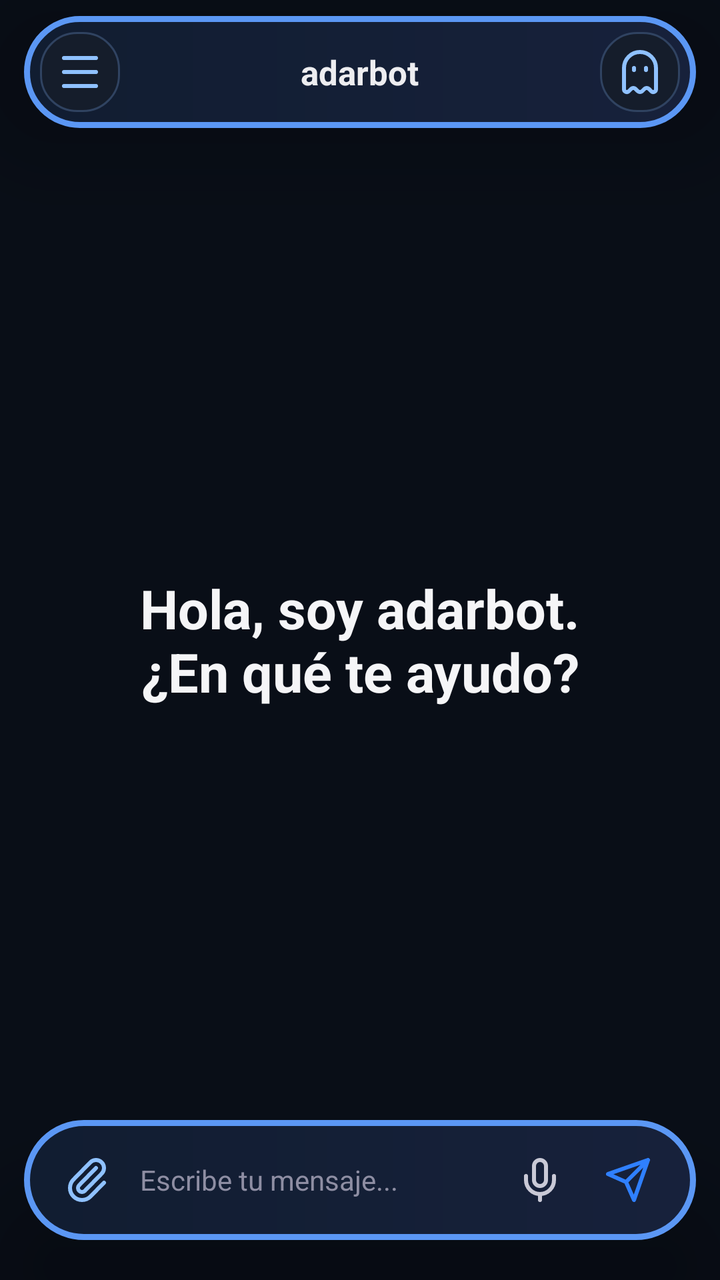
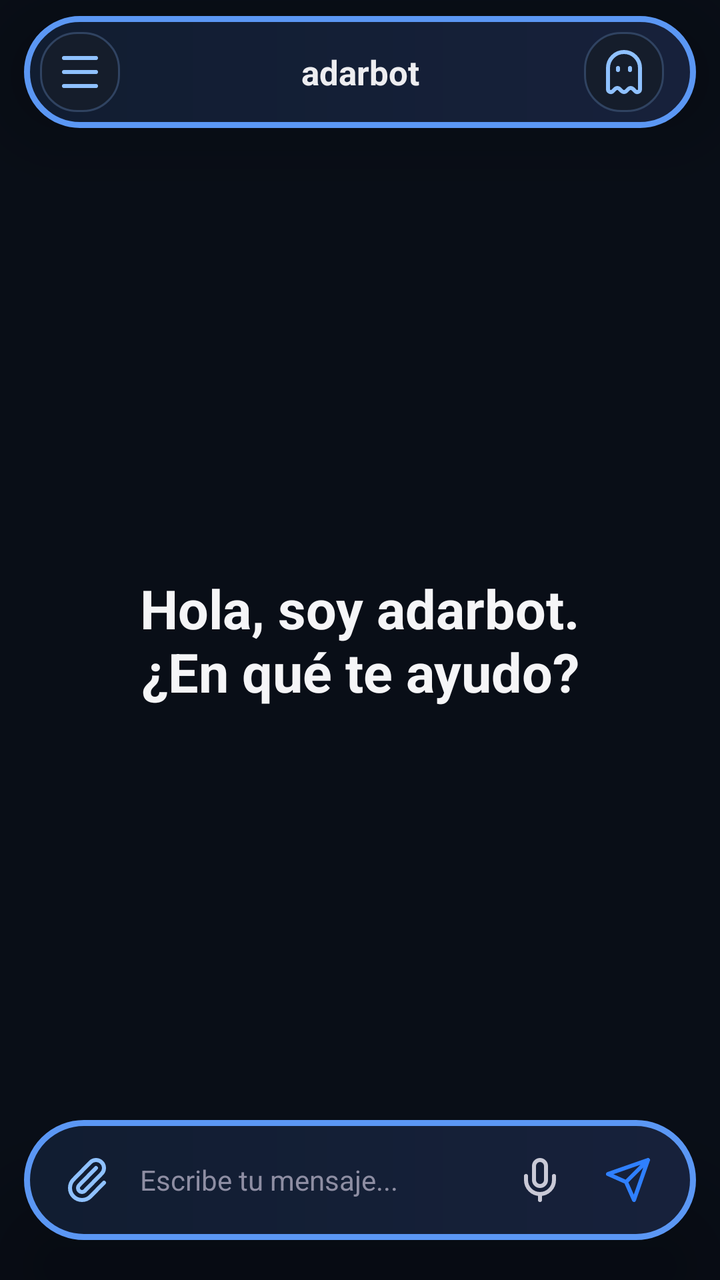

Before-and-after screenshots of an Android layout around one commit, followed by the original layout XML and the change that was made.
<!-- AndroidManifest.xml: activity theme Theme.NemotronVoiceIME -->
<!-- res/layout/activity_chat.xml -->
<?xml version="1.0" encoding="utf-8"?>
<FrameLayout xmlns:android="http://schemas.android.com/apk/res/android"
    android:layout_width="match_parent"
    android:layout_height="match_parent"
    android:background="#090E17">

    <LinearLayout
        android:layout_width="match_parent"
        android:layout_height="match_parent"
        android:orientation="vertical">

    <FrameLayout
        android:layout_width="match_parent"
        android:layout_height="0dp"
        android:layout_weight="1">
        <androidx.recyclerview.widget.RecyclerView
            android:id="@+id/recyclerMessages"
            android:layout_width="match_parent"
            android:layout_height="match_parent"
            android:scrollbars="none"
            android:clipToPadding="false"
            android:paddingTop="92dp"
            android:paddingBottom="112dp" />
        <TextView
            android:id="@+id/welcomeView"
            android:layout_width="match_parent"
            android:layout_height="wrap_content"
            android:layout_gravity="center"
            android:gravity="center"
            android:text="Hola, soy adarbot.\n¿En qué te ayudo?"
            android:textColor="#F5F5F7"
            android:textSize="27sp"
            android:textStyle="bold" />
    </FrameLayout>

    </LinearLayout>

    
    <FrameLayout
        android:layout_width="match_parent"
        android:layout_height="56dp"
        android:layout_gravity="top|center_horizontal"
        android:layout_marginLeft="12dp"
        android:layout_marginTop="8dp"
        android:layout_marginRight="12dp"
        android:background="@drawable/bg_float_bar"
        android:foreground="@null"
        android:elevation="24dp"
        android:translationZ="8dp"
        android:paddingLeft="8dp"
        android:paddingTop="4dp"
        android:paddingRight="8dp"
        android:paddingBottom="4dp">
        <LinearLayout
            android:layout_width="wrap_content"
            android:layout_height="40dp"
            android:layout_gravity="start|center_vertical"
            android:gravity="center_vertical">
            <ImageButton
                android:id="@+id/btnMenuChat"
                android:layout_width="40dp"
                android:layout_height="40dp"
                android:layout_marginRight="6dp"
                android:background="@drawable/bg_chip"
                android:contentDescription="Abrir menú de chats"
                android:padding="8dp"
                android:src="@drawable/ic_menu"
                android:tint="#8FC1FF" />
            <ImageButton
                android:id="@+id/btnBack"
                android:layout_width="40dp"
                android:layout_height="40dp"
                android:background="?attr/selectableItemBackgroundBorderless"
                android:contentDescription="Volver"
                android:padding="8dp"
                android:src="@drawable/ic_back"
                android:tint="#EDEDF0"
                android:visibility="gone" />
        </LinearLayout>
        <LinearLayout
            android:layout_width="wrap_content"
            android:layout_height="match_parent"
            android:layout_gravity="center"
            android:gravity="center"
            android:orientation="horizontal">
            <TextView
                android:id="@+id/convTitle"
                android:layout_width="wrap_content"
                android:layout_height="match_parent"
                android:ellipsize="end"
                android:gravity="center"
                android:maxWidth="190dp"
                android:maxLines="1"
                android:text="adarbot"
                android:textColor="#EDEDF0"
                android:textSize="17sp"
                android:textStyle="bold" />
        </LinearLayout>
        <LinearLayout
            android:layout_width="wrap_content"
            android:layout_height="40dp"
            android:layout_gravity="end|center_vertical"
            android:gravity="center_vertical">
            <ImageButton
                android:id="@+id/btnIncognitoHome"
                android:layout_width="40dp"
                android:layout_height="40dp"
                android:layout_marginLeft="4dp"
                android:background="@drawable/bg_chip"
                android:contentDescription="Nuevo chat incógnito"
                android:padding="9dp"
                android:src="@drawable/ic_ghost"
                android:tint="#8FC1FF" />
            <ImageButton
                android:id="@+id/btnDelete"
                android:layout_width="40dp"
                android:layout_height="40dp"
                android:layout_marginLeft="4dp"
                android:background="@drawable/bg_chip"
                android:contentDescription="Eliminar conversacion"
                android:padding="10dp"
                android:src="@drawable/ic_trash"
                android:tint="#8FC1FF"
                android:visibility="gone" />
        </LinearLayout>
    </FrameLayout>

    <FrameLayout
        android:id="@+id/chatAttachmentPreview"
        android:layout_width="150dp"
        android:layout_height="64dp"
        android:layout_gravity="bottom|start"
        android:layout_marginLeft="22dp"
        android:layout_marginBottom="112dp"
        android:padding="4dp"
        android:background="@drawable/bg_assist_preview"
        android:clipToOutline="true"
        android:elevation="24dp"
        android:visibility="gone">
        <ImageView
            android:id="@+id/chatAttachmentImage"
            android:layout_width="match_parent"
            android:layout_height="match_parent"
            android:background="@drawable/bg_assist_preview"
            android:clipToOutline="true"
            android:contentDescription="Vista previa del adjunto"
            android:outlineProvider="background"
            android:scaleType="centerCrop" />
        <ImageButton
            android:id="@+id/chatAttachmentRemove"
            android:layout_width="32dp"
            android:layout_height="32dp"
            android:layout_gravity="center_vertical|end"
            android:layout_marginRight="8dp"
            android:background="@drawable/bg_assist_icon"
            android:contentDescription="Quitar adjunto"
            android:padding="7dp"
            android:src="@drawable/ic_close"
            android:tint="#FFFFFF" />
    </FrameLayout>

    
    <LinearLayout
        android:id="@+id/chatComposer"
        android:layout_width="match_parent"
        android:layout_height="wrap_content"
        android:layout_gravity="bottom"
        android:layout_marginLeft="12dp"
        android:layout_marginRight="12dp"
        android:layout_marginTop="14dp"
        android:layout_marginBottom="20dp"
        android:background="@drawable/bg_float_bar"
        android:elevation="24dp"
        android:translationZ="8dp"
        android:gravity="end"
        android:orientation="vertical"
        android:paddingLeft="12dp"
        android:paddingTop="8dp"
        android:paddingRight="12dp"
        android:paddingBottom="8dp">

        <TextView
            android:id="@+id/modelChip"
            android:layout_width="wrap_content"
            android:layout_height="wrap_content"
            android:layout_marginRight="4dp"
            android:layout_marginBottom="3dp"
            android:background="@drawable/bg_chip"
            android:paddingLeft="12dp"
            android:paddingTop="5dp"
            android:paddingRight="12dp"
            android:paddingBottom="5dp"
            android:text="DeepSeek"
            android:textColor="#C9C9D6"
            android:textSize="12sp"
            android:visibility="gone" />

        <LinearLayout
            android:layout_width="match_parent"
            android:layout_height="wrap_content"
            android:gravity="center_vertical"
            android:orientation="horizontal">

        <ImageButton
            android:id="@+id/btnAttach"
            android:layout_width="40dp"
            android:layout_height="44dp"
            android:background="@android:color/transparent"
            android:contentDescription="Adjuntar"
            android:padding="9dp"
            android:src="@drawable/ic_attach"
            android:tint="#8FC1FF" />

        <EditText
            android:id="@+id/inputField"
            android:layout_width="0dp"
            android:layout_height="44dp"
            android:layout_weight="1"
            android:layout_marginLeft="0dp"
            android:layout_marginRight="2dp"
            android:background="@android:color/transparent"
            android:hint="Escribe tu mensaje..."
            android:imeOptions="actionSend"
            android:importantForAutofill="no"
            android:inputType="text"
            android:maxLines="1"
            android:paddingLeft="6dp"
            android:paddingRight="6dp"
            android:textColor="#EDEDF0"
            android:textColorHint="#8E8EA3"
            android:textSize="14sp" />

        <ImageButton
            android:id="@+id/btnMic"
            android:layout_width="44dp"
            android:layout_height="44dp"
            android:background="@android:color/transparent"
            android:contentDescription="Escribir por voz"
            android:padding="10dp"
            android:src="@drawable/ic_mic"
            android:tint="#C9C9D6" />

        <FrameLayout
            android:layout_width="44dp"
            android:layout_height="44dp">
            <ImageButton
                android:id="@+id/btnSend"
                android:layout_width="match_parent"
                android:layout_height="match_parent"
                android:background="@android:color/transparent"
                android:contentDescription="Enviar"
                android:padding="10dp"
                android:src="@drawable/ic_send"
                android:tint="#2F80FF" />
        </FrameLayout>
        </LinearLayout>
    </LinearLayout>
</FrameLayout>
<!-- resources referenced by this layout -->
<resources>
  <!-- drawable bg_assist_preview (drawable) -->
  <shape xmlns:android="http://schemas.android.com/apk/res/android" android:shape="rectangle">
      <solid android:color="#171B24" />
      <corners android:radius="28dp" />
  </shape>
  <!-- drawable bg_chip (drawable) -->
  <shape xmlns:android="http://schemas.android.com/apk/res/android"
      android:shape="rectangle">
      <solid android:color="#151D2B" />
      <stroke android:width="1dp" android:color="#304361" />
      <corners android:radius="18dp" />
  </shape>
  <!-- drawable bg_float_bar (drawable) -->
  <shape xmlns:android="http://schemas.android.com/apk/res/android" android:shape="rectangle">
      <gradient android:angle="0" android:startColor="#111D31" android:endColor="#17213B" />
      <stroke android:width="3dp" android:color="#5B97F4" />
      <corners android:radius="36dp" />
  </shape>
  <!-- drawable ic_attach (drawable) -->
  <vector xmlns:android="http://schemas.android.com/apk/res/android" android:width="24dp" android:height="24dp" android:viewportWidth="24" android:viewportHeight="24">
      <path android:fillColor="#00000000" android:strokeColor="#FFFFFFFF" android:strokeWidth="2" android:strokeLineCap="round" android:strokeLineJoin="round" android:pathData="M16,6L7.59,14.59A2,2 0,0 0,10.42,17.42L18.83,8.83A4,4 0,1 0,13.17,3.17L4.79,11.72A6,6 0,1 0,13.28,20.2L20,13.35" />
  </vector>
  <!-- drawable ic_back (drawable) -->
  <vector xmlns:android="http://schemas.android.com/apk/res/android" android:width="24dp" android:height="24dp" android:viewportWidth="24" android:viewportHeight="24">
      <path android:fillColor="#00000000" android:strokeColor="#FFFFFFFF" android:strokeWidth="2" android:strokeLineCap="round" android:strokeLineJoin="round" android:pathData="M12,19L5,12L12,5M19,12L5,12" />
  </vector>
  <!-- drawable ic_close (drawable) -->
  <vector xmlns:android="http://schemas.android.com/apk/res/android" android:width="24dp" android:height="24dp" android:viewportWidth="24" android:viewportHeight="24">
      <path android:fillColor="#00000000" android:strokeColor="#FFFFFFFF" android:strokeWidth="2" android:strokeLineCap="round" android:pathData="M18,6L6,18M6,6L18,18" />
  </vector>
  <!-- drawable ic_menu (drawable) -->
  <vector xmlns:android="http://schemas.android.com/apk/res/android" android:width="24dp" android:height="24dp" android:viewportWidth="24" android:viewportHeight="24">
      <path android:fillColor="#00000000" android:strokeColor="#FFFFFFFF" android:strokeWidth="2" android:strokeLineCap="round" android:pathData="M4,5L20,5M4,12L20,12M4,19L20,19" />
  </vector>
  <!-- drawable ic_mic (drawable) -->
  <vector xmlns:android="http://schemas.android.com/apk/res/android" android:width="24dp" android:height="24dp" android:viewportWidth="24" android:viewportHeight="24">
      <path android:fillColor="#00000000" android:strokeColor="#FFFFFFFF" android:strokeWidth="2" android:strokeLineCap="round" android:strokeLineJoin="round" android:pathData="M12,19L12,22M19,10L19,12A7,7 0,0 1,5,12L5,10M9,5A3,3 0,0 1,15,5L15,12A3,3 0,0 1,9,12Z" />
  </vector>
  <!-- drawable ic_send (drawable) -->
  <vector xmlns:android="http://schemas.android.com/apk/res/android" android:width="24dp" android:height="24dp" android:viewportWidth="24" android:viewportHeight="24">
      <path android:fillColor="#00000000" android:strokeColor="#FFFFFFFF" android:strokeWidth="2" android:strokeLineCap="round" android:strokeLineJoin="round" android:pathData="M22,2L11,13M22,2L15,22L11,13L2,9Z" />
  </vector>
  <style name="Theme.NemotronVoiceIME" parent="Theme.Material3.DayNight.NoActionBar">
          <item name="colorPrimary">@color/accent</item>
          <item name="colorPrimaryVariant">@color/accent_dark</item>
          <item name="colorOnPrimary">@color/text_light</item>
          <item name="android:statusBarColor">@color/bg_primary</item>
      </style>
  <color name="accent">#76B900</color>
  <color name="accent_dark">#5A8C00</color>
  <color name="text_light">#FFFFFF</color>
  <color name="bg_primary">#1A1A2E</color>
  <!-- unchanged entries left out for length: 3 -->
</resources>

<!-- the commit's change to res/layout/activity_chat.xml (unified diff, before → after) -->
@@ -36,7 +36,7 @@
     </LinearLayout>
 
     
-    <FrameLayout
+    <LinearLayout
         android:layout_width="match_parent"
         android:layout_height="56dp"
         android:layout_gravity="top|center_horizontal"
@@ -44,23 +44,19 @@
         android:layout_marginTop="8dp"
         android:layout_marginRight="12dp"
         android:background="@drawable/bg_float_bar"
-        android:foreground="@null"
         android:elevation="24dp"
-        android:translationZ="8dp"
+        android:gravity="center_vertical"
+        android:orientation="horizontal"
         android:paddingLeft="8dp"
-        android:paddingTop="4dp"
-        android:paddingRight="8dp"
-        android:paddingBottom="4dp">
+        android:paddingRight="8dp">
         <LinearLayout
-            android:layout_width="wrap_content"
+            android:layout_width="48dp"
             android:layout_height="40dp"
-            android:layout_gravity="start|center_vertical"
             android:gravity="center_vertical">
             <ImageButton
                 android:id="@+id/btnMenuChat"
                 android:layout_width="40dp"
                 android:layout_height="40dp"
-                android:layout_marginRight="6dp"
                 android:background="@drawable/bg_chip"
                 android:contentDescription="Abrir menú de chats"
                 android:padding="8dp"
@@ -77,35 +73,26 @@
                 android:tint="#EDEDF0"
                 android:visibility="gone" />
         </LinearLayout>
+        <TextView
+            android:id="@+id/convTitle"
+            android:layout_width="0dp"
+            android:layout_height="match_parent"
+            android:layout_weight="1"
+            android:ellipsize="end"
+            android:gravity="center"
+            android:maxLines="1"
+            android:text="adarbot"
+            android:textColor="#EDEDF0"
+            android:textSize="17sp"
+            android:textStyle="bold" />
         <LinearLayout
-            android:layout_width="wrap_content"
-            android:layout_height="match_parent"
-            android:layout_gravity="center"
-            android:gravity="center"
-            android:orientation="horizontal">
-            <TextView
-                android:id="@+id/convTitle"
-                android:layout_width="wrap_content"
-                android:layout_height="match_parent"
-                android:ellipsize="end"
-                android:gravity="center"
-                android:maxWidth="190dp"
-                android:maxLines="1"
-                android:text="adarbot"
-                android:textColor="#EDEDF0"
-                android:textSize="17sp"
-                android:textStyle="bold" />
-        </LinearLayout>
-        <LinearLayout
-            android:layout_width="wrap_content"
+            android:layout_width="48dp"
             android:layout_height="40dp"
-            android:layout_gravity="end|center_vertical"
             android:gravity="center_vertical">
             <ImageButton
                 android:id="@+id/btnIncognitoHome"
                 android:layout_width="40dp"
                 android:layout_height="40dp"
-                android:layout_marginLeft="4dp"
                 android:background="@drawable/bg_chip"
                 android:contentDescription="Nuevo chat incógnito"
                 android:padding="9dp"
@@ -115,7 +102,6 @@
                 android:id="@+id/btnDelete"
                 android:layout_width="40dp"
                 android:layout_height="40dp"
-                android:layout_marginLeft="4dp"
                 android:background="@drawable/bg_chip"
                 android:contentDescription="Eliminar conversacion"
                 android:padding="10dp"
@@ -123,7 +109,7 @@
                 android:tint="#8FC1FF"
                 android:visibility="gone" />
         </LinearLayout>
-    </FrameLayout>
+    </LinearLayout>
 
     <FrameLayout
         android:id="@+id/chatAttachmentPreview"
